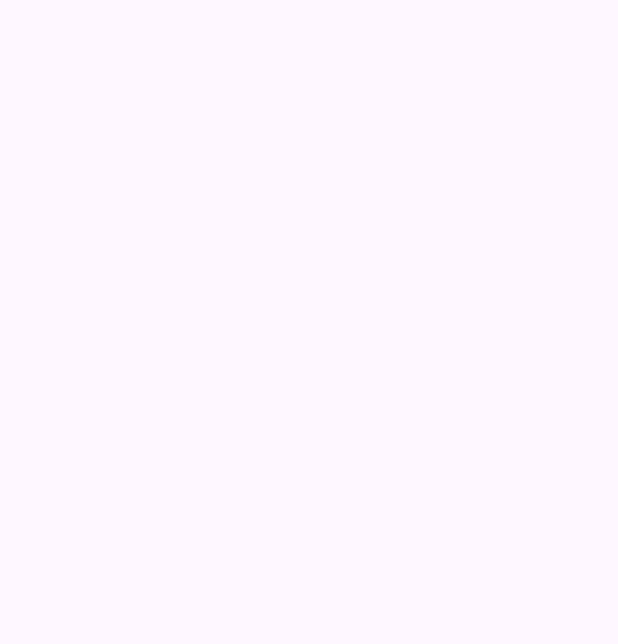
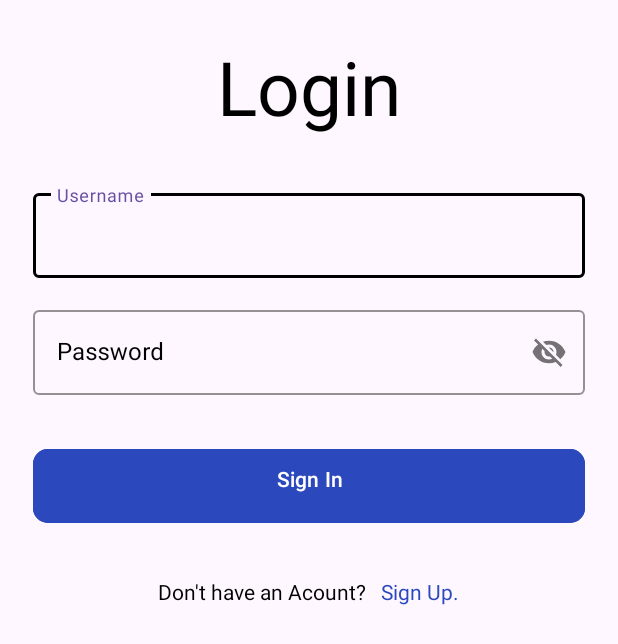
Before and after one commit to spirosvl999/Unipi_Audio_Stories, an Android app: the LoginActivity screen opened directly, with no data from a screen before it, on a phone screen of 412 x 824 dp. Before the commit the part shown is empty. Shown: the top 644 px of the screen. Run offline under Robolectric (Android 15) with nearby library versions, the phone set to English and light mode, and no system bars; our stand-ins replace navigation-ui.

Commit message:
Finished Register and Login views and have 3 activities (main, register, login) ready.

```diff
--- a/app/src/main/java/com/example/unipiaudioservices/LoginActivity.java
+++ b/app/src/main/java/com/example/unipiaudioservices/LoginActivity.java
@@ -1,5 +1,6 @@
 package com.example.unipiaudioservices;
 
+import android.content.Intent;
 import android.os.Bundle;
 
 import com.google.android.material.snackbar.Snackbar;
@@ -7,6 +8,7 @@
 import androidx.appcompat.app.AppCompatActivity;
 
 import android.view.View;
+import android.widget.TextView;
 
 import androidx.navigation.NavController;
 import androidx.navigation.Navigation;
@@ -18,4 +20,23 @@
 public class LoginActivity extends AppCompatActivity {
 
 
+
+    TextView txtSignUp;
+
+    @Override
+    protected void onCreate(Bundle savedInstanceState)
+    {
+        super.onCreate(savedInstanceState);
+        setContentView(R.layout.activity_login);
+        txtSignUp = findViewById(R.id.txtSignUp);
+
+        txtSignUp.setOnClickListener(new View.OnClickListener() {
+            @Override
+            public void onClick(View view) {
+                Intent regIntent = new Intent(getApplicationContext(), RegisterActivity.class);
+                startActivity(regIntent);
+            }
+        });
+    }
+
 }
--- a/app/src/main/java/com/example/unipiaudioservices/RegisterActivity.java
+++ b/app/src/main/java/com/example/unipiaudioservices/RegisterActivity.java
@@ -1,5 +1,6 @@
 package com.example.unipiaudioservices;
 
+import android.content.Intent;
 import android.os.Bundle;
 
 import androidx.activity.EdgeToEdge;
@@ -8,7 +9,12 @@
 import androidx.core.view.ViewCompat;
 import androidx.core.view.WindowInsetsCompat;
 
+import android.view.View;
+import android.widget.TextView;
+
 public class RegisterActivity extends AppCompatActivity {
+
+    TextView txtSignIn;
 
     @Override
     protected void onCreate(Bundle savedInstanceState) {
@@ -20,5 +26,15 @@
             v.setPadding(systemBars.left, systemBars.top, systemBars.right, systemBars.bottom);
             return insets;
         });
+
+        txtSignIn = findViewById(R.id.txtSignIn);
+
+        txtSignIn.setOnClickListener(new View.OnClickListener() {
+            @Override
+            public void onClick(View v) {
+                Intent logIntent = new Intent(getApplicationContext(), LoginActivity.class);
+                startActivity(logIntent);
+            }
+        });
     }
 }
--- a/app/src/main/res/layout/activity_login.xml
+++ b/app/src/main/res/layout/activity_login.xml
@@ -1,5 +1,5 @@
 <?xml version="1.0" encoding="utf-8"?>
-<androidx.coordinatorlayout.widget.CoordinatorLayout xmlns:android="http://schemas.android.com/apk/res/android"
+<ScrollView xmlns:android="http://schemas.android.com/apk/res/android"
     xmlns:app="http://schemas.android.com/apk/res-auto"
     xmlns:tools="http://schemas.android.com/tools"
     android:layout_width="match_parent"
@@ -7,4 +7,112 @@
     android:fitsSystemWindows="true"
     tools:context=".LoginActivity">
 
-</androidx.coordinatorlayout.widget.CoordinatorLayout>
+
+    <LinearLayout
+        android:layout_width="match_parent"
+        android:layout_height="wrap_content"
+        android:layout_marginStart="22dp"
+        android:layout_marginEnd="22dp"
+        android:orientation="vertical">
+
+
+        <TextView
+            android:layout_width="match_parent"
+            android:layout_height="wrap_content"
+            android:layout_marginTop="24dp"
+            android:text="Login"
+            android:textAlignment="center"
+            android:textColor="@color/black"
+            android:textSize="50sp" />
+
+        <com.google.android.material.textfield.TextInputLayout
+            style="@style/Widget.MaterialComponents.TextInputLayout.OutlinedBox"
+            android:layout_width="match_parent"
+            android:layout_height="wrap_content"
+            android:layout_marginTop="32dp"
+            android:hint="Username"
+            android:textColorHint="@color/black"
+            app:boxStrokeColor="@color/black">
+
+            <com.google.android.material.textfield.TextInputEditText
+                android:id="@+id/edtSignUpUsername"
+                android:layout_width="match_parent"
+                android:layout_height="wrap_content"
+                android:inputType="textVisiblePassword|textNoSuggestions"
+                android:singleLine="true"
+                android:textColor="@color/black" />
+
+        </com.google.android.material.textfield.TextInputLayout>
+
+
+        <com.google.android.material.textfield.TextInputLayout
+            style="@style/Widget.MaterialComponents.TextInputLayout.OutlinedBox"
+            android:layout_width="match_parent"
+            android:layout_height="wrap_content"
+            android:layout_marginTop="16dp"
+            android:hint="Password"
+            android:textColorHint="@color/black"
+            app:boxStrokeColor="@color/black"
+            app:passwordToggleEnabled="true">
+
+            <com.google.android.material.textfield.TextInputEditText
+                android:id="@+id/edtSignUpPassword"
+                android:layout_width="match_parent"
+                android:layout_height="wrap_content"
+                android:inputType="textEmailAddress"
+                android:singleLine="true"
+                android:textColor="@color/black" />
+
+        </com.google.android.material.textfield.TextInputLayout>
+
+        <FrameLayout
+            android:layout_width="match_parent"
+            android:layout_height="wrap_content"
+            android:layout_marginTop="32dp">
+
+            <ProgressBar
+                android:id="@+id/signUpProgressBar"
+                android:layout_width="50dp"
+                android:layout_height="50dp"
+                android:layout_gravity="center_horizontal"
+                android:visibility="invisible" />
+
+            <com.google.android.material.button.MaterialButton
+                android:id="@+id/btnSignUp"
+                android:layout_width="match_parent"
+                android:layout_height="wrap_content"
+                android:backgroundTint="#2B48BD"
+                android:paddingStart="20dp"
+                android:paddingTop="10dp"
+                android:paddingEnd="20dp"
+                android:paddingBottom="20dp"
+                android:text="Sign In"
+                app:cornerRadius="10dp" />
+
+        </FrameLayout>
+
+        <LinearLayout
+            android:layout_width="match_parent"
+            android:layout_height="wrap_content"
+            android:layout_marginTop="32dp"
+            android:gravity="center"
+            android:orientation="horizontal">
+
+            <TextView
+                android:layout_width="wrap_content"
+                android:layout_height="wrap_content"
+                android:text="Don't have an Acount?"
+                android:textColor="@color/black"
+                android:textSize="14sp" />
+
+            <TextView
+                android:id="@+id/txtSignUp"
+                android:layout_width="wrap_content"
+                android:layout_height="wrap_content"
+                android:layout_marginStart="10dp"
+                android:text="Sign Up."
+                android:textColor="#2B48BD"
+                android:textSize="14sp" />
+        </LinearLayout>
+    </LinearLayout>
+</ScrollView>
--- a/app/src/main/res/layout/activity_register.xml
+++ b/app/src/main/res/layout/activity_register.xml
@@ -149,7 +149,7 @@
                 android:layout_width="wrap_content"
                 android:layout_height="wrap_content"
                 android:layout_marginStart="10dp"
-                android:text="Sign In"
+                android:text="Sign In."
                 android:textColor="#2B48BD"
                 android:textSize="14sp" />
 
```
